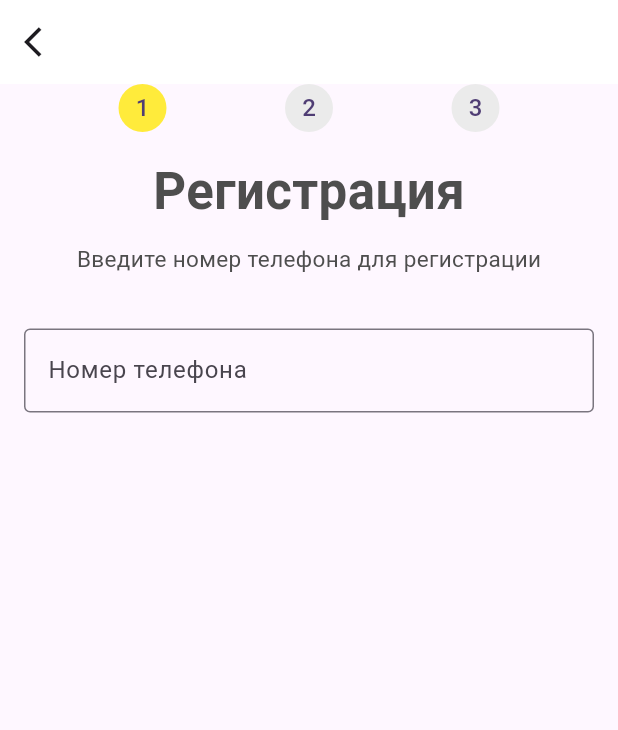
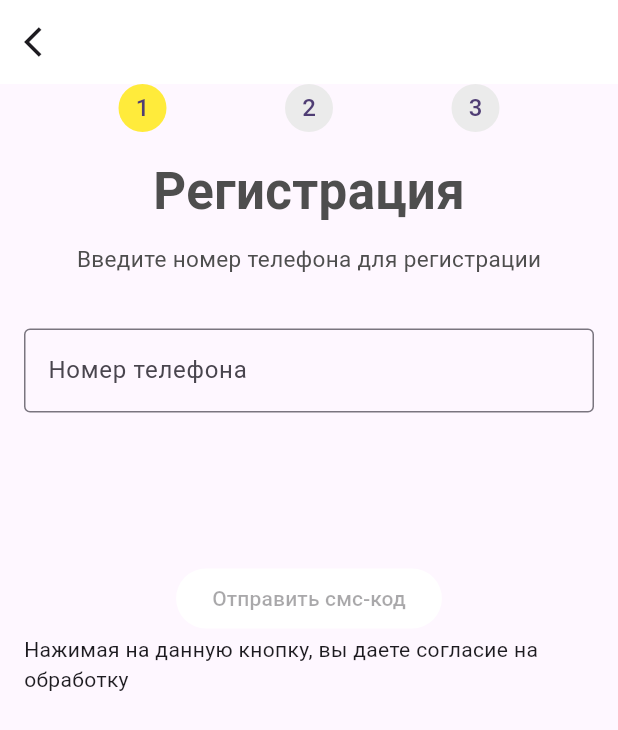
Before and after one commit to Samara1404/simple_registration, a Flutter app: the screen it shows after launch, on a phone screen of 412 x 824 dp. Shown: the top 730 px of the screen. Run offline on Flutter 3.47's test engine with Material 3 defaults, Android fonts, the light colour scheme and no system bars.

Commit message:
added simple_registration

```diff
--- a/lib/page1.dart
+++ b/lib/page1.dart
@@ -1,4 +1,5 @@
 import 'package:flutter/material.dart';
+import 'package:simple_registration/page2.dart';
 import 'package:simple_registration/style.dart';
 
 class Page1 extends StatefulWidget {
@@ -9,6 +10,18 @@ class Page1 extends StatefulWidget {
 }
 
 class _Page1State extends State<Page1> {
+  String? _phone;
+  bool isActive = false;
+  void _active() {
+    if (_phone != null) {}
+    if (_phone!.isEmpty) {
+      isActive = false;
+    } else {
+      isActive = true;
+    }
+    setState(() {});
+  }
+
   @override
   Widget build(BuildContext context) {
     return Scaffold(
@@ -16,7 +29,7 @@ class _Page1State extends State<Page1> {
         backgroundColor: Colors.white,
         leading: Icon(Icons.arrow_back_ios),
       ),
-      body: const Column(
+      body: Column(
         children: [
           Center(
             child: Row(
@@ -56,13 +69,36 @@ class _Page1State extends State<Page1> {
             child: Column(
               children: [
                 TextField(
-                  decoration: InputDecoration(
-                      border: OutlineInputBorder(),
-                      labelText: 'Номер телефона',
-                      hintText: '+7'),
-                ),
+                    decoration: InputDecoration(
+                        border: OutlineInputBorder(),
+                        labelText: 'Номер телефона',
+                        hintText: '+7'),
+                    onChanged: (phone) {
+                      _phone = phone;
+                      _active();
+                    }),
                 SizedBox(height: 100),
-
+                ElevatedButton(
+                    style: ButtonStyle(backgroundColor:
+                        MaterialStateProperty.resolveWith((states) {
+                      return _phone.toString() == '+7700707070'
+                          ? Colors.yellow
+                          : Colors.white;
+                    })),
+                    onPressed: isActive
+                        ? () {
+                            if (_phone.toString() == '+7700707070') {
+                              Navigator.push(
+                                  context,
+                                  MaterialPageRoute(
+                                      builder: (context) => MyText()));
+                            }
+                            ;
+                          }
+                        : null,
+                    child: Text('Отправить смс-код')),
+                Text(
+                    'Нажимая на данную кнопку, вы даете согласие на обработку '),
               ],
             ),
           ),
--- a/lib/page2.dart
+++ b/lib/page2.dart
@@ -13,6 +13,8 @@ class _MyTextState extends State<MyText> {
     return Scaffold(
       body: Container(
         child: Center(
+          child: Padding(
+            padding: const EdgeInsets.all(20),
             child: Column(
               mainAxisAlignment: MainAxisAlignment.center,
               children: [
@@ -27,6 +29,7 @@ class _MyTextState extends State<MyText> {
             ),
           ),
         ),
+      ),
     );
   }
 }
```
Lines whose indentation alone changed are shown as unchanged.
